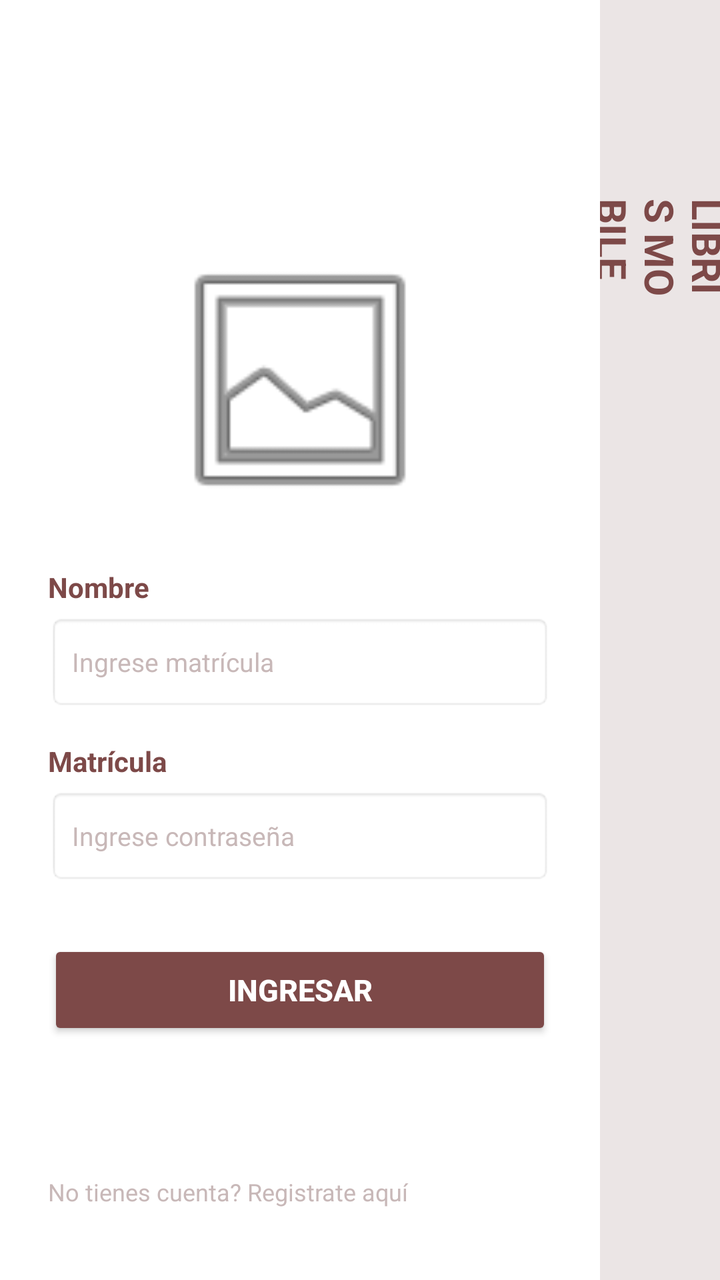
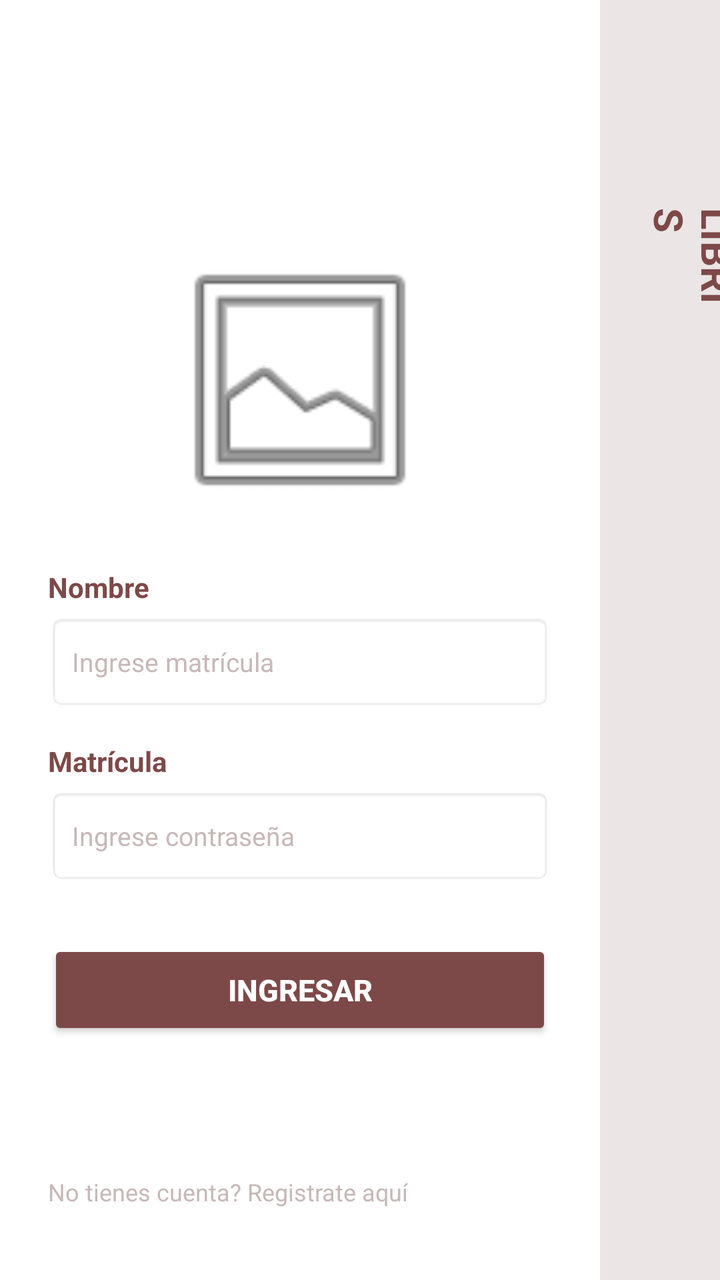

Before-and-after screenshots of an Android layout around one commit, followed by the original layout XML and the change that was made.
<!-- AndroidManifest.xml: activity theme Theme.AppCompat.Light.NoActionBar -->
<!-- res/layout/activity_main.xml -->
<?xml version="1.0" encoding="utf-8"?>
<LinearLayout xmlns:android="http://schemas.android.com/apk/res/android"
    android:layout_width="match_parent"
    android:layout_height="match_parent"
    android:orientation="horizontal"
    android:background="#FFFFFF">

    
    <RelativeLayout
        android:layout_width="0dp"
        android:layout_height="match_parent"
        android:layout_weight="1"
        android:padding="24dp">

        <LinearLayout
            android:layout_width="match_parent"
            android:layout_height="wrap_content"
            android:orientation="vertical"
            android:gravity="center_horizontal"
            android:layout_centerInParent="true">

            
            <ImageView
                android:id="@+id/imgLogo"
                android:layout_width="140dp"
                android:layout_height="140dp"
                android:src="@android:drawable/ic_menu_gallery"
                android:scaleType="fitCenter"
                android:contentDescription="Logotipo Libris"
                android:layout_marginBottom="24dp" />

            
            <TextView
                android:layout_width="wrap_content"
                android:layout_height="wrap_content"
                android:text="Nombre"
                android:textColor="#7D4948"
                android:textSize="14sp"
                android:textStyle="bold"
                android:layout_gravity="start" />

            <EditText
                android:id="@+id/etNombre"
                android:layout_width="match_parent"
                android:layout_height="48dp"
                android:hint="Ingrese matrícula"
                android:textColorHint="#C8B8B8"
                android:textSize="13sp"
                android:paddingHorizontal="12dp"
                android:background="@android:drawable/editbox_background"
                android:layout_marginTop="4dp"
                android:layout_marginBottom="16dp" />

            
            <TextView
                android:layout_width="wrap_content"
                android:layout_height="wrap_content"
                android:text="Matrícula"
                android:textColor="#7D4948"
                android:textSize="14sp"
                android:textStyle="bold"
                android:layout_gravity="start" />

            <EditText
                android:id="@+id/etContrasena"
                android:layout_width="match_parent"
                android:layout_height="48dp"
                android:hint="Ingrese contraseña"
                android:textColorHint="#C8B8B8"
                android:inputType="textPassword"
                android:textSize="13sp"
                android:paddingHorizontal="12dp"
                android:background="@android:drawable/editbox_background"
                android:layout_marginTop="4dp"
                android:layout_marginBottom="28dp" />

            
            <Button
                android:id="@+id/btnIngresar"
                android:layout_width="match_parent"
                android:layout_height="50dp"
                android:text="Ingresar"
                android:textColor="#FFFFFF"
                android:textSize="15sp"
                android:textStyle="bold"
                android:backgroundTint="#7D4948" />

        </LinearLayout>

        
        <TextView
            android:id="@+id/tvIrRegistro"
            android:layout_width="wrap_content"
            android:layout_height="wrap_content"
            android:layout_alignParentBottom="true"
            android:layout_marginBottom="12dp"
            android:text="No tienes cuenta? Registrate aquí"
            android:textColor="#C8B8B8"
            android:textSize="12sp" />

    </RelativeLayout>

    
    <LinearLayout
        android:layout_width="60dp"
        android:layout_height="match_parent"
        android:background="#EBE5E5"
        android:gravity="top|center_horizontal"
        android:orientation="vertical"
        android:paddingTop="32dp">

        <TextView
            android:layout_width="wrap_content"
            android:layout_height="wrap_content"
            android:text="LIBRIS MOBILE"
            android:textSize="20sp"
            android:textStyle="bold"
            android:textColor="#7D4948"
            android:rotation="90"
            android:translationY="60dp" />

    </LinearLayout>

</LinearLayout>
<!-- resources referenced by this layout -->
<resources>

</resources>

<!-- the commit's change to res/layout/activity_main.xml (unified diff, before → after) -->
@@ -111,12 +111,12 @@
 
         <TextView
             android:layout_width="wrap_content"
-            android:layout_height="wrap_content"
-            android:text="LIBRIS MOBILE"
+            android:layout_height="84dp"
+            android:rotation="90"
+            android:text="LIBRIS "
+            android:textColor="#7D4948"
             android:textSize="20sp"
             android:textStyle="bold"
-            android:textColor="#7D4948"
-            android:rotation="90"
             android:translationY="60dp" />
 
     </LinearLayout>
